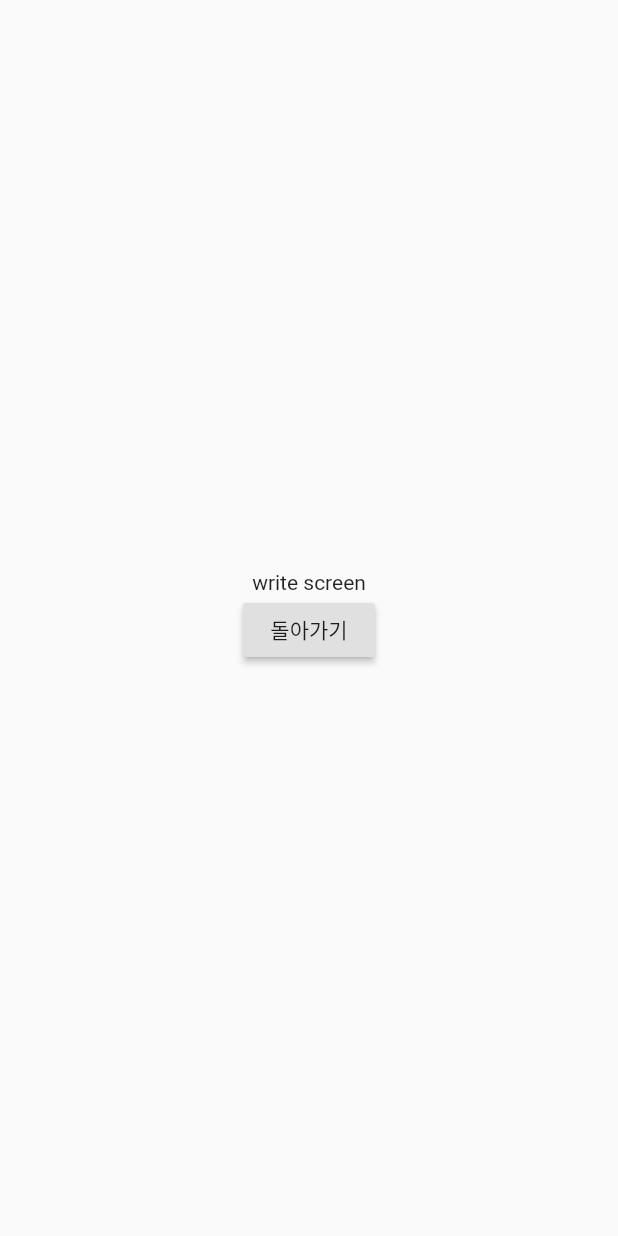
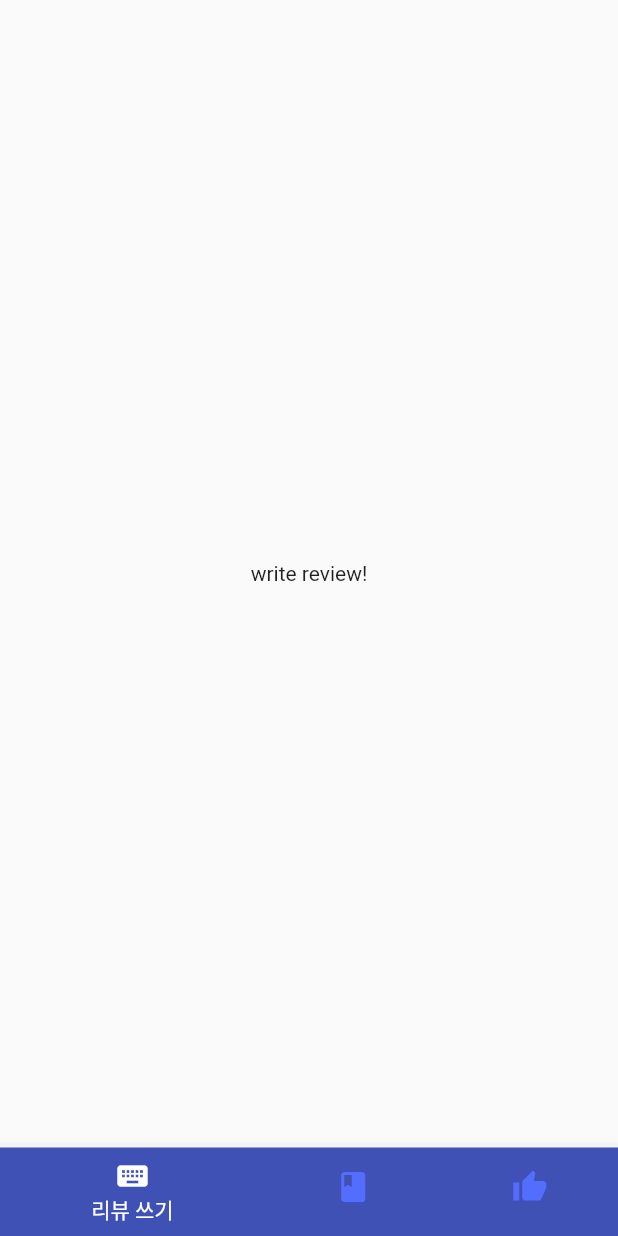
Before and after one commit to Haedong-Jeon/seasonOfDeduce, a Flutter app: the screen it shows after launch, after a tap on "메인으로 이동", on a phone screen of 412 x 824 dp. Run offline on Flutter 3.47's test engine with Material 2 defaults, Android fonts, the phone set to English and light mode, and no system bars.

Commit message:
탭바 생성

```diff
--- a/lib/main.dart
+++ b/lib/main.dart
@@ -1,4 +1,5 @@
 import 'package:flutter/material.dart';
+import 'package:seasonOfDeduce/screens/tabControlScreen.dart';
 import './screens/writeScreen.dart';
 import './screens/launchScreen.dart';
 
@@ -11,6 +12,7 @@ class MyApp extends StatelessWidget {
       home: LaunchScreen(),
       routes: {
         WriteScreen.routeName: (context) => WriteScreen(),
+        TabControlSCreen.routeName: (context) => TabControlSCreen(),
       },
     );
   }
--- a/lib/screens/launchScreen.dart
+++ b/lib/screens/launchScreen.dart
@@ -1,9 +1,10 @@
 import 'package:flutter/material.dart';
-import 'package:seasonOfDeduce/screens/writeScreen.dart';
+import 'package:seasonOfDeduce/screens/tabControlScreen.dart';
+import './writeScreen.dart';
 
 class LaunchScreen extends StatelessWidget {
   void goToMainTap(BuildContext context) {
-    Navigator.of(context).pushNamed(WriteScreen.routeName);
+    Navigator.of(context).pushNamed(TabControlSCreen.routeName);
   }
 
   @override
--- /dev/null
+++ b/lib/screens/tabControlScreen.dart
@@ -0,0 +1,70 @@
+import 'package:flutter/material.dart';
+import 'package:seasonOfDeduce/screens/bookRecommandScreen.dart';
+import 'package:seasonOfDeduce/screens/readReviewScreen.dart';
+import 'package:seasonOfDeduce/screens/writeScreen.dart';
+
+class TabControlSCreen extends StatefulWidget {
+  static const String routeName = './screens/tabControlScreen';
+  @override
+  _TabControlSCreenState createState() => _TabControlSCreenState();
+}
+
+class _TabControlSCreenState extends State<TabControlSCreen> {
+  final List<Map<String, Object>> _pages = [
+    {
+      'page': WriteScreen(),
+      'title': '리뷰 쓰기',
+    },
+    {
+      'page': ReadReviewScreen(),
+      'title': '리뷰 읽기',
+    },
+    {
+      'page': BookRecommandScreen(),
+      'title': '추천 도서',
+    },
+  ];
+  int _selectedPageIndex = 0;
+  void _selectPage(int index) {
+    setState(() {
+      _selectedPageIndex = index;
+    });
+  }
+
+  @override
+  Widget build(BuildContext context) {
+    return Scaffold(
+      body: _pages[_selectedPageIndex]['page'],
+      bottomNavigationBar: BottomNavigationBar(
+        type: BottomNavigationBarType.shifting,
+        currentIndex: _selectedPageIndex,
+        selectedItemColor: Colors.white,
+        unselectedItemColor: Colors.indigoAccent,
+        onTap: _selectPage,
+        items: [
+          BottomNavigationBarItem(
+            backgroundColor: Colors.indigo,
+            icon: Icon(Icons.keyboard),
+            title: Text(
+              _pages[0]['title'],
+            ),
+          ),
+          BottomNavigationBarItem(
+            backgroundColor: Colors.indigo,
+            icon: Icon(Icons.book),
+            title: Text(
+              _pages[1]['title'],
+            ),
+          ),
+          BottomNavigationBarItem(
+            backgroundColor: Colors.indigo,
+            icon: Icon(Icons.thumb_up),
+            title: Text(
+              _pages[2]['title'],
+            ),
+          ),
+        ],
+      ),
+    );
+  }
+}
--- a/lib/screens/writeScreen.dart
+++ b/lib/screens/writeScreen.dart
@@ -1,7 +1,7 @@
 import 'package:flutter/material.dart';
 
 class WriteScreen extends StatefulWidget {
-  static const routeName = './screens/writeScreen';
+  static const String routeName = './screens/writeScreen';
   @override
   _WriteScreenState createState() => _WriteScreenState();
 }
@@ -9,21 +9,8 @@ class WriteScreen extends StatefulWidget {
 class _WriteScreenState extends State<WriteScreen> {
   @override
   Widget build(BuildContext context) {
-    return Scaffold(
-      body: Center(
-        child: Column(
-          mainAxisAlignment: MainAxisAlignment.center,
-          children: <Widget>[
-            Text('write screen'),
-            RaisedButton(
-              child: Text('돌아가기'),
-              onPressed: () {
-                Navigator.of(context).pop();
-              },
-            )
-          ],
-        ),
-      ),
+    return Center(
+      child: Text('write review!'),
     );
   }
 }
```
Also changed, not shown: lib/models/comment.dart (added, +17 -0 lines), lib/models/review.dart (added, +21 -0 lines), lib/screens/bookRecommandScreen.dart (added, +10 -0 lines), lib/screens/readReviewScreen.dart (added, +10 -0 lines).
